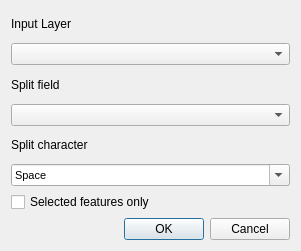
thangqd/HCMGIS, file forms/hcmgis_split_field_form.ui: the form before one commit.
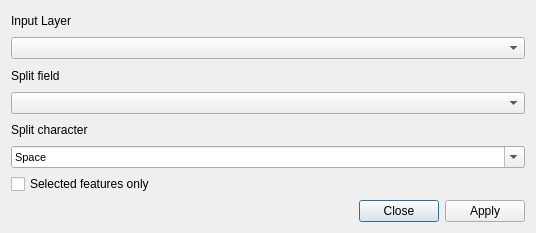
The form after the commit. Custom widgets are drawn as their Qt base class.

```diff
--- a/forms/hcmgis_split_field_form.ui
+++ b/forms/hcmgis_split_field_form.ui
@@ -12,8 +12,8 @@
    <rect>
     <x>0</x>
     <y>0</y>
-    <width>301</width>
-    <height>251</height>
+    <width>536</width>
+    <height>233</height>
    </rect>
   </property>
   <property name="mouseTracking">
@@ -222,7 +222,7 @@
    <item>
     <widget class="QDialogButtonBox" name="BtnOKCancel">
      <property name="standardButtons">
-      <set>QDialogButtonBox::Cancel|QDialogButtonBox::Ok</set>
+      <set>QDialogButtonBox::Apply|QDialogButtonBox::Close</set>
      </property>
     </widget>
    </item>
```
Left out of the diff: 10 changed lines with no effect on the pictures.
